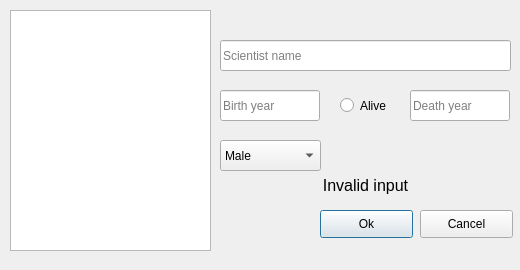
Old version of the form editscientist.ui in the repository gudmundurb/H22.
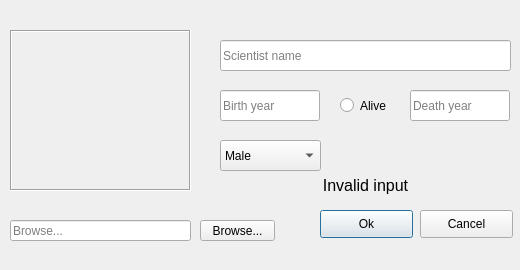
New version of the form. Icons and pictures are not drawn.

Diff of the .ui file:
```diff
--- a/editscientist.ui
+++ b/editscientist.ui
@@ -172,14 +172,61 @@
     <string>Death year</string>
    </property>
   </widget>
-  <widget class="QGraphicsView" name="addScientistPicture">
+  <widget class="QLabel" name="ScientistImageLabel">
    <property name="geometry">
     <rect>
      <x>10</x>
-     <y>10</y>
-     <width>201</width>
-     <height>241</height>
+     <y>30</y>
+     <width>181</width>
+     <height>161</height>
     </rect>
+   </property>
+   <property name="frameShape">
+    <enum>QFrame::Box</enum>
+   </property>
+   <property name="frameShadow">
+    <enum>QFrame::Sunken</enum>
+   </property>
+   <property name="lineWidth">
+    <number>1</number>
+   </property>
+   <property name="midLineWidth">
+    <number>0</number>
+   </property>
+   <property name="text">
+    <string/>
+   </property>
+   <property name="pixmap">
+    <pixmap resource="resources.qrc">:/icons/noImage.png</pixmap>
+   </property>
+   <property name="scaledContents">
+    <bool>true</bool>
+   </property>
+  </widget>
+  <widget class="QPushButton" name="browseImagePath">
+   <property name="geometry">
+    <rect>
+     <x>200</x>
+     <y>220</y>
+     <width>75</width>
+     <height>21</height>
+    </rect>
+   </property>
+   <property name="text">
+    <string>Browse...</string>
+   </property>
+  </widget>
+  <widget class="QLineEdit" name="C_input_imagepath">
+   <property name="geometry">
+    <rect>
+     <x>10</x>
+     <y>220</y>
+     <width>181</width>
+     <height>21</height>
+    </rect>
+   </property>
+   <property name="placeholderText">
+    <string>Browse...</string>
    </property>
   </widget>
  </widget>
```
